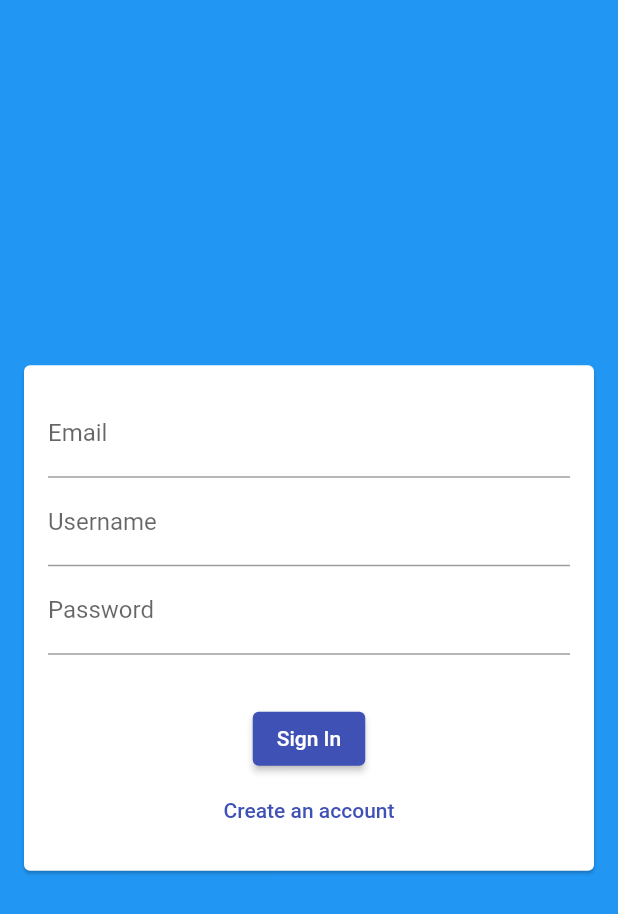
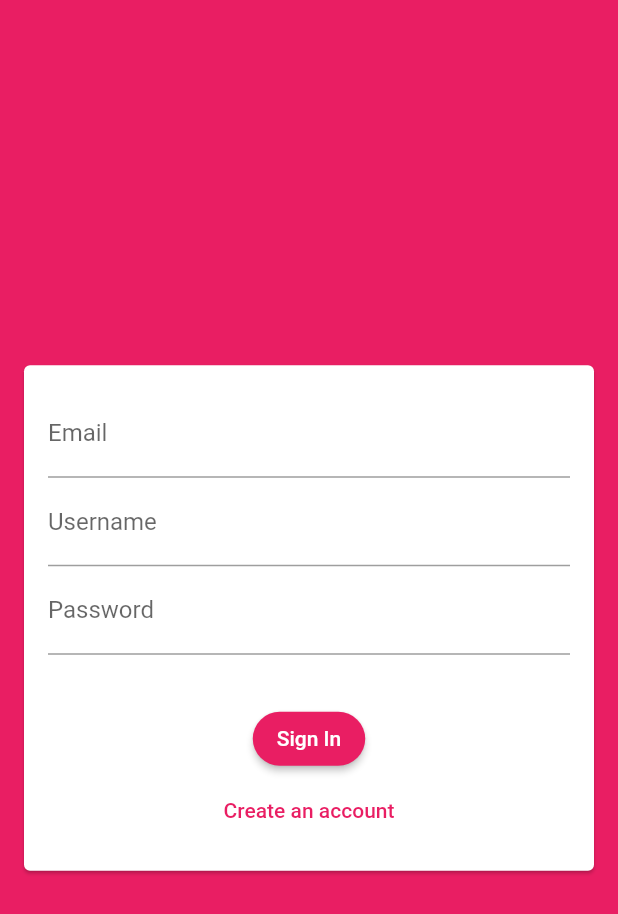
Before and after one commit to FadyFawzyOfficial/chat, a Flutter app: the screen it shows after launch, on a phone screen of 412 x 824 dp. Shown: the top 914 px of the screen. Run offline on Flutter 3.47's test engine with Material 2 defaults, Android fonts, the phone set to English and light mode, and no system bars; our stand-ins replace cloud_firestore, firebase_core; accounts and stored records are empty.

Commit message:
2. Set The App Theme Colors & Styles Globally

```diff
--- a/lib/main.dart
+++ b/lib/main.dart
@@ -21,10 +21,17 @@ class ChatApp extends StatelessWidget {
     return MaterialApp(
       title: appName,
       theme: ThemeData(
+        primarySwatch: Colors.pink,
         colorScheme: ColorScheme.fromSwatch(
-          primarySwatch: Colors.indigo,
-        ).copyWith(
-          secondary: Colors.amber,
+          primarySwatch: Colors.pink,
+          backgroundColor: Colors.pink,
+          accentColor: Colors.deepPurple,
+          brightness: Brightness.light,
+        ),
+        elevatedButtonTheme: ElevatedButtonThemeData(
+          style: ElevatedButton.styleFrom(
+            shape: const StadiumBorder(),
+          ),
         ),
       ),
       home: const AuthScreen(),
```
